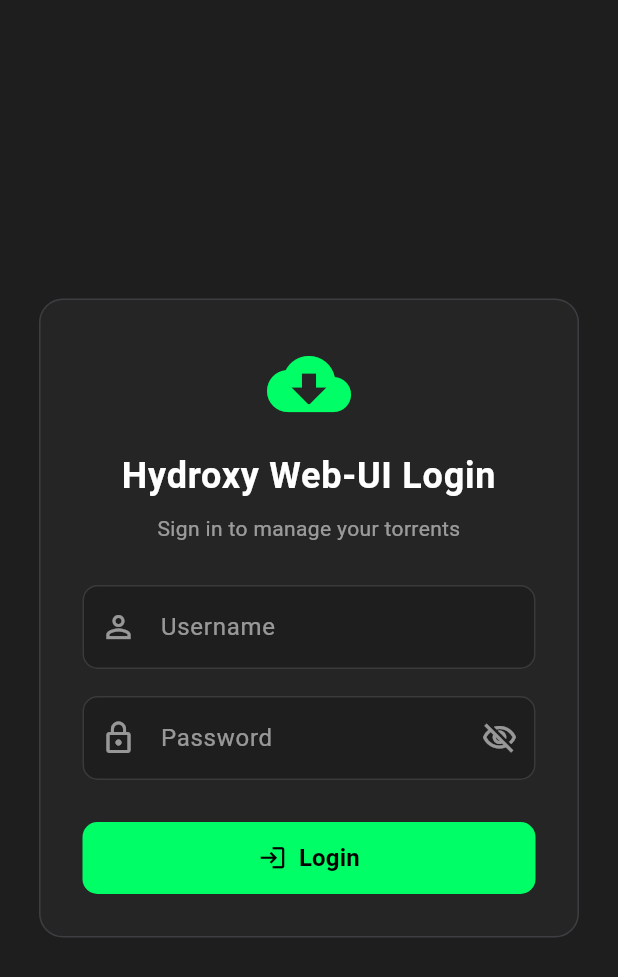
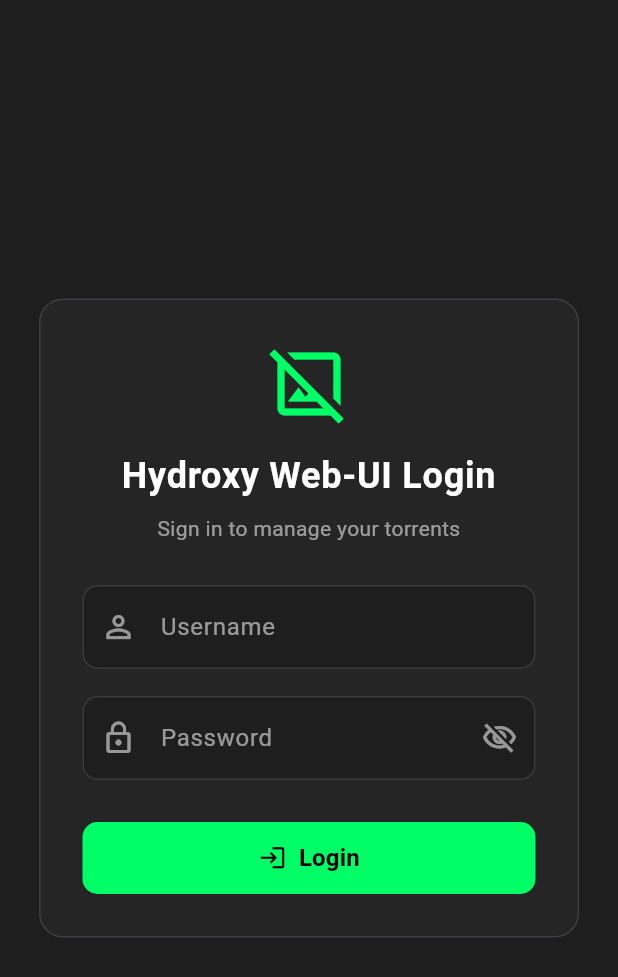
Before and after one commit to ForTheCommunity/HydroxyTorrent, a Flutter app: the AuthScreen screen opened directly, on a phone screen of 412 x 824 dp. Shown: the top 977 px of the screen. Run offline on Flutter 3.47's test engine with Material 3 defaults, Android fonts, the phone set to English and light mode, and no system bars; our stand-ins replace bloc, data_table_2, dio, flutter_bloc, freezed_annotation, web; generated files the repository leaves out were written again.

Commit message:
hydroxy_rc: icon is not designed so using a 'Icon Not Available' placeholder icon for now

```diff
--- a/hydroxy_rc/lib/ui/screens/initial_screen.dart
+++ b/hydroxy_rc/lib/ui/screens/initial_screen.dart
@@ -114,7 +114,7 @@ class _InitialScreenState extends State<InitialScreen> {
               crossAxisAlignment: CrossAxisAlignment.start,
               children: [
                 Icon(
-                  Icons.cloud_download_rounded,
+                  Icons.image_not_supported_outlined,
                   size: 80,
                   color: theme.colorScheme.primary,
                 ),
@@ -203,7 +203,7 @@ class _InitialScreenState extends State<InitialScreen> {
             shape: BoxShape.circle,
           ),
           child: Icon(
-            Icons.cloud_download_rounded,
+            Icons.image_not_supported_outlined,
             size: 48,
             color: theme.colorScheme.primary,
           ),
--- a/hydroxy_rc/lib/ui/screens/web/auth_screen.dart
+++ b/hydroxy_rc/lib/ui/screens/web/auth_screen.dart
@@ -113,7 +113,7 @@ class _AuthScreenState extends State<AuthScreen> {
                 crossAxisAlignment: CrossAxisAlignment.stretch,
                 children: [
                   Icon(
-                    Icons.cloud_download_rounded,
+                    Icons.image_not_supported_outlined,
                     size: 56,
                     color: colors.accentGreenColor,
                   ),
```
